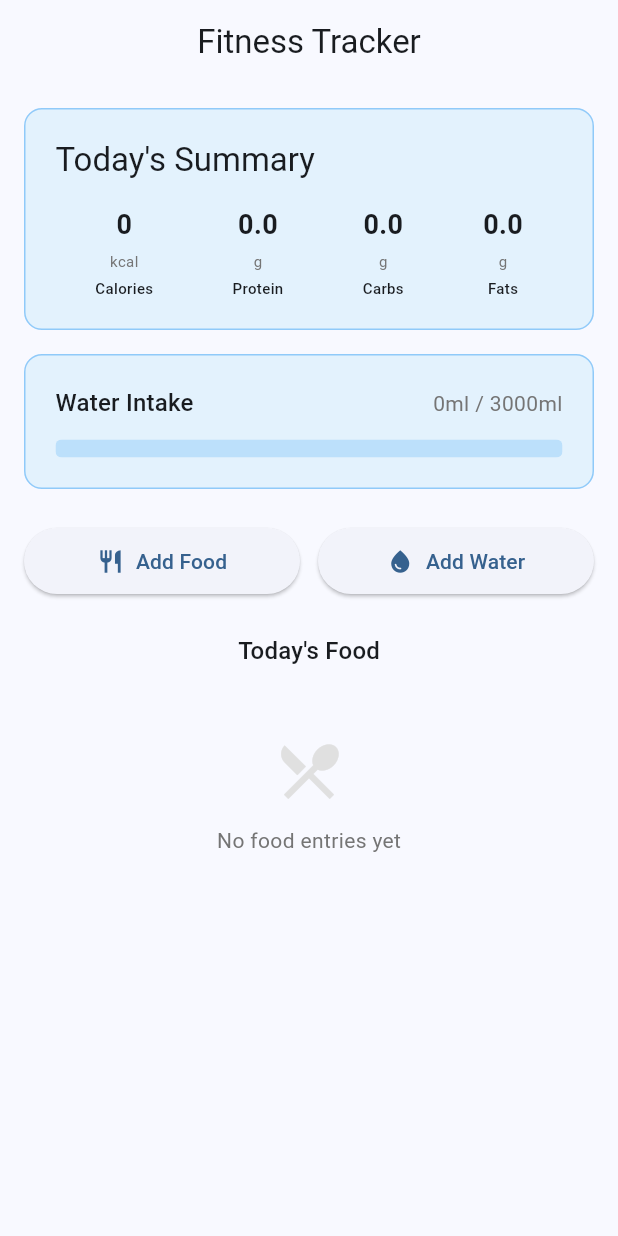
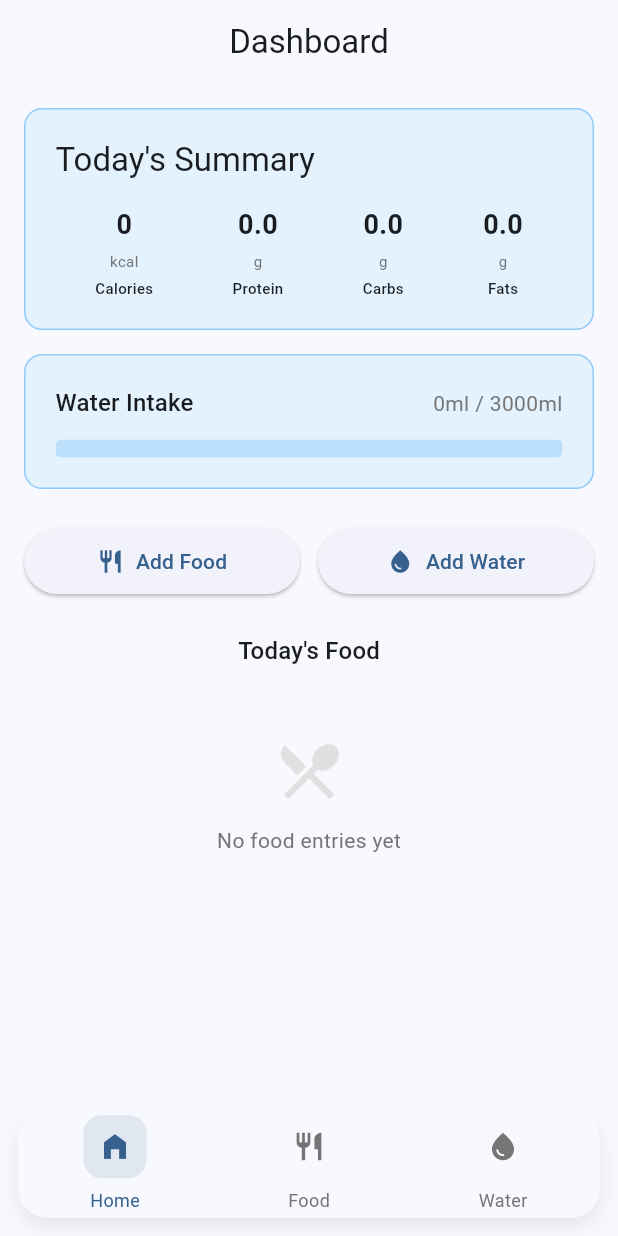
Before and after one commit to CODEMASTERSTACK/fitc, a Flutter app: the screen it shows after launch, on a phone screen of 412 x 824 dp. Run offline on Flutter 3.47's test engine with Material 3 defaults, Android fonts, the phone set to English and light mode, and no system bars; our stand-ins replace shared_preferences.

Commit message:
added nav bar

```diff
--- a/lib/main.dart
+++ b/lib/main.dart
@@ -10,6 +10,7 @@ void main() async {
 
   final storageService = StorageService();
   await storageService.init();
+
 
   runApp(
     MultiProvider(
@@ -33,6 +34,7 @@ class MainApp extends StatelessWidget {
   @override
   Widget build(BuildContext context) {
     return MaterialApp(
+      debugShowCheckedModeBanner: false,
       title: 'Fitness Tracker',
       theme: ThemeData(
         useMaterial3: true,
--- a/lib/screens/home_screen.dart
+++ b/lib/screens/home_screen.dart
@@ -3,22 +3,27 @@ import 'package:provider/provider.dart';
 import '../providers/food_provider.dart';
 import '../providers/water_provider.dart';
 import '../widgets/food_entry_card.dart';
-import '../widgets/nutrition_progress_bar.dart';
 import 'food_screen.dart';
 import 'water_screen.dart';
 
-class HomeScreen extends StatelessWidget {
+class HomeScreen extends StatefulWidget {
   const HomeScreen({Key? key}) : super(key: key);
 
   @override
-  Widget build(BuildContext context) {
-    return Scaffold(
-      appBar: AppBar(
-        title: const Text('Fitness Tracker'),
-        elevation: 0,
-        centerTitle: true,
-      ),
-      body: SingleChildScrollView(
+  State<HomeScreen> createState() => _HomeScreenState();
+}
+
+class _HomeScreenState extends State<HomeScreen> {
+  int _selectedIndex = 0;
+
+  void _onItemTapped(int index) {
+    setState(() {
+      _selectedIndex = index;
+    });
+  }
+
+  Widget _buildDashboard(BuildContext context) {
+    return SingleChildScrollView(
       child: Column(
         children: [
           // Daily Summary Card
@@ -45,9 +50,7 @@ class HomeScreen extends StatelessWidget {
                       children: [
                         _SummaryItem(
                           label: 'Calories',
-                            value: foodProvider.totalCalories.toStringAsFixed(
-                              0,
-                            ),
+                          value: foodProvider.totalCalories.toStringAsFixed(0),
                           unit: 'kcal',
                         ),
                         _SummaryItem(
@@ -126,21 +129,14 @@ class HomeScreen extends StatelessWidget {
 
           const SizedBox(height: 24),
 
-            // Action Buttons
+          // Action Buttons -> now switch tabs instead of push
           Padding(
             padding: const EdgeInsets.symmetric(horizontal: 16),
             child: Row(
               children: [
                 Expanded(
                   child: ElevatedButton.icon(
-                      onPressed: () {
-                        Navigator.push(
-                          context,
-                          MaterialPageRoute(
-                            builder: (context) => const FoodScreen(),
-                          ),
-                        );
-                      },
+                    onPressed: () => _onItemTapped(1),
                     icon: const Icon(Icons.restaurant),
                     label: const Text('Add Food'),
                     style: ElevatedButton.styleFrom(
@@ -151,14 +147,7 @@ class HomeScreen extends StatelessWidget {
                 const SizedBox(width: 12),
                 Expanded(
                   child: ElevatedButton.icon(
-                      onPressed: () {
-                        Navigator.push(
-                          context,
-                          MaterialPageRoute(
-                            builder: (context) => const WaterScreen(),
-                          ),
-                        );
-                      },
+                    onPressed: () => _onItemTapped(2),
                     icon: const Icon(Icons.water_drop),
                     label: const Text('Add Water'),
                     style: ElevatedButton.styleFrom(
@@ -232,6 +221,106 @@ class HomeScreen extends StatelessWidget {
           const SizedBox(height: 24),
         ],
       ),
+    );
+  }
+
+  @override
+  Widget build(BuildContext context) {
+    final pages = <Widget>[
+      _buildDashboard(context),
+      const FoodTabContent(),
+      const WaterTabContent(),
+    ];
+
+    final titles = ['Dashboard', 'Add Food', 'Water'];
+
+    return Scaffold(
+      appBar: AppBar(
+        title: Text(titles[_selectedIndex]),
+        elevation: 0,
+        centerTitle: true,
+      ),
+      body: IndexedStack(index: _selectedIndex, children: pages),
+      // Floating minimal bottom nav
+      bottomNavigationBar: Padding(
+        padding: const EdgeInsets.all(12),
+        child: Container(
+          height: 72,
+          decoration: BoxDecoration(
+            color: Theme.of(context).colorScheme.surface,
+            borderRadius: BorderRadius.circular(20),
+            boxShadow: [
+              BoxShadow(
+                color: Colors.black.withOpacity(0.08),
+                blurRadius: 12,
+                offset: const Offset(0, 6),
+              ),
+            ],
+          ),
+          child: Row(
+            mainAxisAlignment: MainAxisAlignment.spaceAround,
+            children: [
+              _NavItem(
+                icon: Icons.home_filled,
+                label: 'Home',
+                selected: _selectedIndex == 0,
+                onTap: () => _onItemTapped(0),
+              ),
+              _NavItem(
+                icon: Icons.restaurant,
+                label: 'Food',
+                selected: _selectedIndex == 1,
+                onTap: () => _onItemTapped(1),
+              ),
+              _NavItem(
+                icon: Icons.water_drop,
+                label: 'Water',
+                selected: _selectedIndex == 2,
+                onTap: () => _onItemTapped(2),
+              ),
+            ],
+          ),
+        ),
+      ),
+    );
+  }
+}
+
+class _NavItem extends StatelessWidget {
+  final IconData icon;
+  final String label;
+  final bool selected;
+  final VoidCallback onTap;
+
+  const _NavItem({
+    required this.icon,
+    required this.label,
+    required this.selected,
+    required this.onTap,
+  });
+
+  @override
+  Widget build(BuildContext context) {
+    final color = selected
+        ? Theme.of(context).colorScheme.primary
+        : Colors.grey[600];
+    return GestureDetector(
+      onTap: onTap,
+      child: Column(
+        mainAxisAlignment: MainAxisAlignment.center,
+        children: [
+          AnimatedContainer(
+            duration: const Duration(milliseconds: 250),
+            padding: const EdgeInsets.all(10),
+            decoration: BoxDecoration(
+              color: selected ? color!.withOpacity(0.12) : Colors.transparent,
+              borderRadius: BorderRadius.circular(12),
+            ),
+            child: Icon(icon, color: color, size: 22),
+          ),
+          const SizedBox(height: 6),
+          Text(label, style: TextStyle(fontSize: 12, color: color)),
+        ],
       ),
     );
   }
```
Also changed, not shown: lib/screens/food_screen.dart (+23 -8 lines), lib/screens/water_screen.dart (+19 -9 lines). Lines whose indentation alone changed are shown as unchanged.
